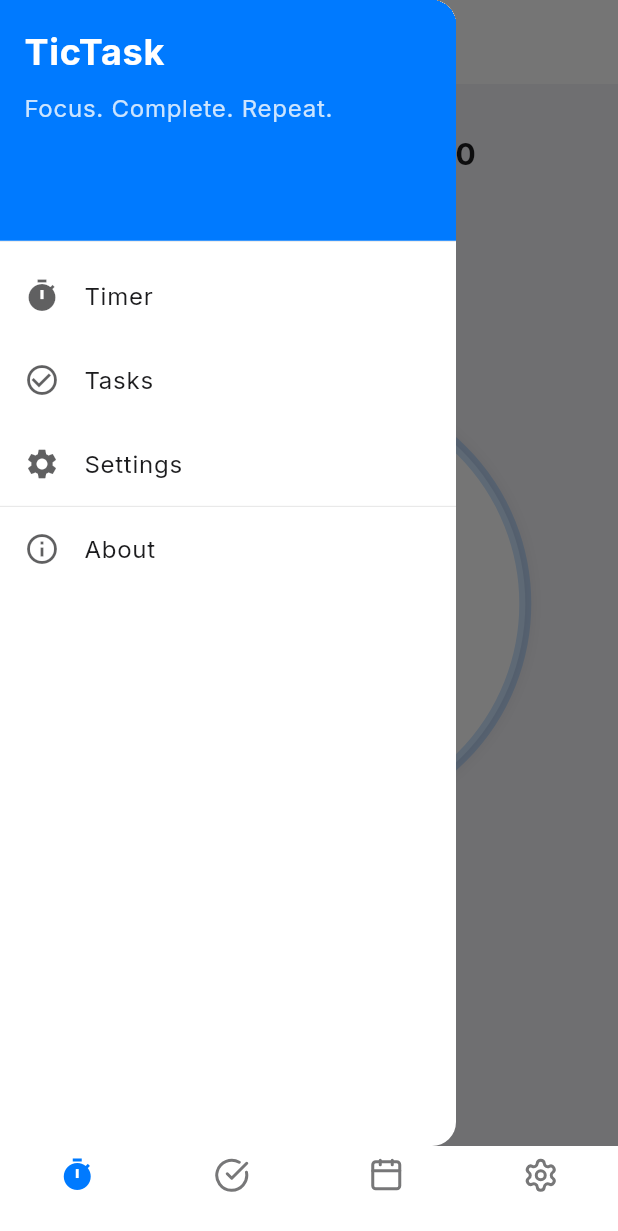
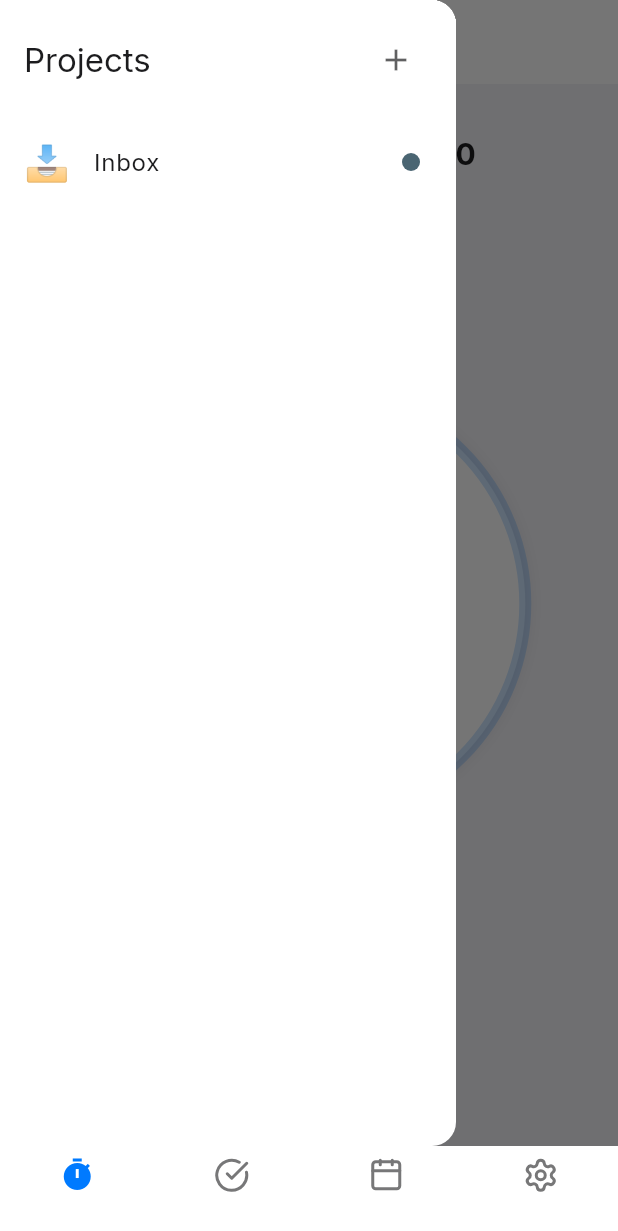
Before and after one commit to Santos-Enoque/tictask_flutter, a Flutter app: the screen it shows after launch, with the side drawer open, on a phone screen of 412 x 824 dp. Shown: the top 1231 px of the screen. Run offline on Flutter 3.47's test engine with Material 3 defaults, Android fonts, the phone set to English and light mode, and no system bars; our stand-ins replace bloc, equatable, flutter_bloc, get_it, go_router, google_fonts and 4 more; accounts and stored records are empty; generated files the repository leaves out were written again.

Commit message:
project list sidebar

```diff
--- a/lib/app/widgets/app.dart
+++ b/lib/app/widgets/app.dart
@@ -7,6 +7,7 @@ import 'package:tictask/app/theme/app_theme.dart';
 import 'package:tictask/app/theme/themes/dark_theme.dart';
 import 'package:tictask/app/theme/themes/light_theme.dart';
 import 'package:tictask/features/projects/bloc/project_bloc.dart';
+import 'package:tictask/features/projects/repositories/project_repository.dart';
 import 'package:tictask/features/tasks/bloc/task_bloc.dart';
 import 'package:tictask/features/tasks/repositories/task_repository.dart';
 import 'package:tictask/features/timer/bloc/timer_bloc.dart';
@@ -35,6 +36,9 @@ class App extends StatelessWidget {
         Provider<TaskRepository>(
           create: (_) => sl<TaskRepository>(),
         ),
+        Provider<ProjectRepository>(
+          create: (_) => sl<ProjectRepository>(),
+        ),
         BlocProvider<ProjectBloc>(
           create: (_) => sl<ProjectBloc>(),
         ),
--- a/lib/features/timer/screens/timer_screen.dart
+++ b/lib/features/timer/screens/timer_screen.dart
@@ -1,10 +1,13 @@
 import 'package:flutter/material.dart';
 import 'package:flutter_bloc/flutter_bloc.dart';
+import 'package:get_it/get_it.dart';
 import 'package:go_router/go_router.dart';
 import 'package:lucide_icons/lucide_icons.dart';
 import 'package:tictask/app/constants/enums.dart';
 import 'package:tictask/app/routes/routes.dart';
 import 'package:tictask/app/theme/dimensions.dart';
+import 'package:tictask/features/projects/models/project.dart';
+import 'package:tictask/features/projects/repositories/project_repository.dart';
 import 'package:tictask/features/tasks/bloc/task_bloc.dart';
 import 'package:tictask/features/tasks/models/task.dart';
 import 'package:tictask/features/tasks/repositories/task_repository.dart';
@@ -45,6 +48,7 @@ class _TimerScreenState extends State<TimerScreen> {
   bool _hasInitializedTask = false;
   late TaskRepository _taskRepository;
   String? _selectedTaskId;
+  final GlobalKey<ScaffoldState> _scaffoldKey = GlobalKey<ScaffoldState>();
 
   @override
   void initState() {
@@ -187,12 +191,19 @@ class _TimerScreenState extends State<TimerScreen> {
   @override
   Widget build(BuildContext context) {
     return Scaffold(
+      key: _scaffoldKey,
       appBar: AppBar(
         title: _buildTaskDropdown(context),
         centerTitle: true,
-        automaticallyImplyLeading: false,
+        leading: IconButton(
+          icon: const Icon(Icons.menu),
+          tooltip: 'Projects',
+          onPressed: () {
+            _scaffoldKey.currentState?.openDrawer();
+          },
+        ),
       ),
-      drawer: _buildDrawer(context),
+      drawer: _buildProjectsDrawer(context),
       body: BlocConsumer<TimerBloc, TimerState>(
         listener: (context, state) {
           // Update the task data when the timer state changes or on initial load
@@ -416,83 +427,90 @@ class _TimerScreenState extends State<TimerScreen> {
     );
   }
 
-  Widget _buildDrawer(BuildContext context) {
+  // New simplified drawer with only projects
+  Widget _buildProjectsDrawer(BuildContext context) {
+    final projectRepository = GetIt.I<ProjectRepository>();
+
     return Drawer(
-      child: ListView(
-        padding: EdgeInsets.zero,
+      child: Column(
         children: [
-          DrawerHeader(
+          // Header with title and add button
+          Container(
+            padding: const EdgeInsets.all(16),
             decoration: BoxDecoration(
-              color: Theme.of(context).colorScheme.primary,
+              color: Theme.of(context).colorScheme.surfaceContainerHighest,
             ),
-            child: Column(
-              crossAxisAlignment: CrossAxisAlignment.start,
+            child: Row(
+              mainAxisAlignment: MainAxisAlignment.spaceBetween,
               children: [
                 Text(
-                  'TicTask',
-                  style: TextStyle(
-                    color: Theme.of(context).colorScheme.onPrimary,
-                    fontSize: 24,
-                    fontWeight: FontWeight.bold,
-                  ),
+                  'Projects',
+                  style: Theme.of(context).textTheme.titleLarge,
                 ),
-                const SizedBox(height: 8),
-                Text(
-                  'Focus. Complete. Repeat.',
-                  style: TextStyle(
-                    color: Theme.of(context)
-                        .colorScheme
-                        .onPrimary
-                        .withOpacity(0.8),
-                  ),
+                IconButton(
+                  icon: const Icon(Icons.add),
+                  tooltip: 'Add Project',
+                  onPressed: () {
+                    // Navigate to add project screen
+                    Navigator.pop(context);
+                    context.push(
+                      Routes.tasks,
+                    ); // Navigate to tasks where projects can be added
+                  },
                 ),
               ],
             ),
           ),
-          ListTile(
-            leading: const Icon(Icons.timer),
-            title: const Text('Timer'),
-            onTap: () {
-              context.push(Routes.timer);
-              Navigator.pop(context); // Close drawer
-            },
-          ),
-          ListTile(
-            leading: const Icon(Icons.check_circle_outline),
-            title: const Text('Tasks'),
-            onTap: () {
-              context.push(Routes.tasks);
-              Navigator.pop(context); // Close drawer
-            },
-          ),
-          ListTile(
-            leading: const Icon(Icons.settings),
-            title: const Text('Settings'),
-            onTap: () {
-              context.push(Routes.settings);
-              Navigator.pop(context); // Close drawer
-            },
-          ),
-          const Divider(),
-          ListTile(
-            leading: const Icon(Icons.info_outline),
-            title: const Text('About'),
-            onTap: () {
-              Navigator.pop(context); // Close drawer
-              // Show about dialog
-              showAboutDialog(
-                context: context,
-                applicationName: 'TicTask',
-                applicationVersion: '1.0.0',
-                applicationLegalese: '© 2023 TicTask',
-                children: [
-                  const SizedBox(height: 16),
-                  const Text(
-                    'A Pomodoro timer app to help you stay focused and productive.',
-                  ),
-                ],
-              );
-            },
+
+          // Projects list
+          Expanded(
+            child: FutureBuilder<List<Project>>(
+              future: projectRepository.getAllProjects(),
+              builder: (context, snapshot) {
+                if (snapshot.connectionState == ConnectionState.waiting) {
+                  return const Center(
+                    child: CircularProgressIndicator(),
+                  );
+                }
+
+                if (!snapshot.hasData || snapshot.data!.isEmpty) {
+                  return const Center(
+                    child: Text('No projects found'),
+                  );
+                }
+
+                final projects = snapshot.data!;
+                return ListView.builder(
+                  itemCount: projects.length,
+                  itemBuilder: (context, index) {
+                    final project = projects[index];
+                    return ListTile(
+                      leading:
+                          project.emoji != null && project.emoji!.isNotEmpty
+                              ? Text(
+                                  project.emoji!,
+                                  style: const TextStyle(fontSize: 24),
+                                )
+                              : const Icon(Icons.folder_outlined),
+                      title: Text(project.name),
+                      trailing: Container(
+                        width: 12,
+                        height: 12,
+                        decoration: BoxDecoration(
+                          color: Color(project.color),
+                          shape: BoxShape.circle,
+                        ),
+                      ),
+                      onTap: () {
+                        Navigator.pop(context);
+                        // Navigate to tasks with pre-selected project
+                        context.push(Routes.tasks);
+                      },
+                    );
+                  },
+                );
+              },
+            ),
           ),
         ],
       ),
```
